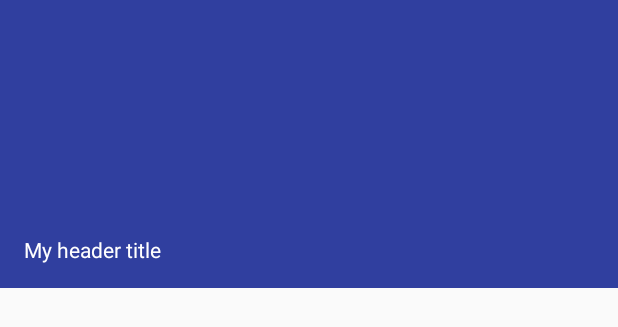
After one commit to nguyenwipwa/PlacesMaps, an Android app: the layout nav_header.xml on its own in the app's theme, with its tools: preview values and no code run, on a phone screen of 412 x 824 dp. The commit adds this screen. Shown: the top 327 px of the screen. Run offline under Robolectric (Android 15) with nearby library versions, the phone set to English and light mode, and no system bars.

Commit message:
#2 Create burger menu

```diff
--- a/app/build.gradle
+++ b/app/build.gradle
@@ -28,6 +28,7 @@ android {
 dependencies {
     implementation fileTree(include: ['*.jar'], dir: 'libs')
     implementation 'com.android.support:appcompat-v7:26.1.0'
+    implementation 'com.android.support:design:26.1.0'
     implementation 'com.android.support.constraint:constraint-layout:1.1.0'
     testImplementation 'junit:junit:4.12'
     androidTestImplementation 'com.android.support.test:runner:1.0.2'
--- /dev/null
+++ b/app/src/main/res/drawable/ic_menu_white_24dp.xml
@@ -0,0 +1,5 @@
+<vector android:height="24dp" android:tint="#FFFFFF"
+    android:viewportHeight="24.0" android:viewportWidth="24.0"
+    android:width="24dp" xmlns:android="http://schemas.android.com/apk/res/android">
+    <path android:fillColor="#FF000000" android:pathData="M3,18h18v-2L3,16v2zM3,13h18v-2L3,11v2zM3,6v2h18L21,6L3,6z"/>
+</vector>
--- /dev/null
+++ b/app/src/main/res/drawable/ic_restaurant_black_24dp.xml
@@ -0,0 +1,5 @@
+<vector android:height="24dp" android:tint="#B54C19"
+    android:viewportHeight="24.0" android:viewportWidth="24.0"
+    android:width="24dp" xmlns:android="http://schemas.android.com/apk/res/android">
+    <path android:fillColor="#FF000000" android:pathData="M11,9L9,9L9,2L7,2v7L5,9L5,2L3,2v7c0,2.12 1.66,3.84 3.75,3.97L6.75,22h2.5v-9.03C11.34,12.84 13,11.12 13,9L13,2h-2v7zM16,6v8h2.5v8L21,22L21,2c-2.76,0 -5,2.24 -5,4z"/>
+</vector>
--- /dev/null
+++ b/app/src/main/res/layout/drawer_view.xml
@@ -0,0 +1,6 @@
+<?xml version="1.0" encoding="utf-8"?>
+<android.support.constraint.ConstraintLayout
+    xmlns:android="http://schemas.android.com/apk/res/android" android:layout_width="match_parent"
+    android:layout_height="match_parent">
+
+</android.support.constraint.ConstraintLayout>
--- /dev/null
+++ b/app/src/main/res/layout/nav_header.xml
@@ -0,0 +1,17 @@
+<?xml version="1.0" encoding="utf-8"?>
+<LinearLayout xmlns:android="http://schemas.android.com/apk/res/android"
+    android:layout_width="match_parent"
+    android:layout_height="192dp"
+    android:background="?attr/colorPrimaryDark"
+    android:padding="16dp"
+    android:theme="@style/ThemeOverlay.AppCompat.Dark"
+    android:orientation="vertical"
+    android:gravity="bottom">
+
+    <TextView
+        android:layout_width="match_parent"
+        android:layout_height="wrap_content"
+        android:text="My header title"
+        android:textAppearance="@style/TextAppearance.AppCompat.Body1"/>
+
+</LinearLayout>
--- a/app/src/main/res/values/strings.xml
+++ b/app/src/main/res/values/strings.xml
@@ -1,3 +1,4 @@
 <resources>
     <string name="app_name">PlacesMaps</string>
+    <string name="food">Food</string>
 </resources>
--- a/app/src/main/res/values/styles.xml
+++ b/app/src/main/res/values/styles.xml
@@ -1,7 +1,7 @@
 <resources>
 
     <!-- Base application theme. -->
-    <style name="AppTheme" parent="Theme.AppCompat.Light.DarkActionBar">
+    <style name="AppTheme" parent="Theme.AppCompat.Light.NoActionBar">
         <!-- Customize your theme here. -->
         <item name="colorPrimary">@color/colorPrimary</item>
         <item name="colorPrimaryDark">@color/colorPrimaryDark</item>
```
Also changed, not shown: app/src/main/java/com/android/mypc/placesmaps/MainActivity.java (+36 -2 lines), app/src/main/java/com/android/mypc/placesmaps/viewModel/MainViewModel.java (added, +7 -0 lines), app/src/main/res/layout/activity_main.xml (+41 -15 lines), app/src/main/res/menu/drawer_view.xml (added, +9 -0 lines).
